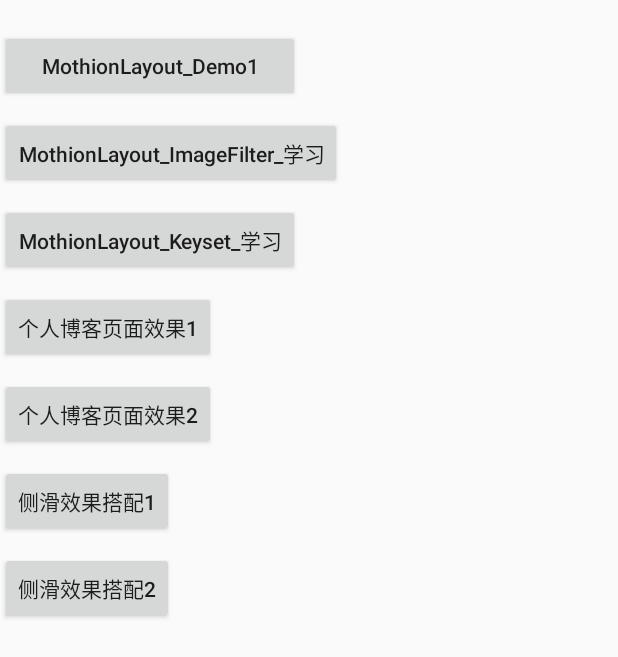
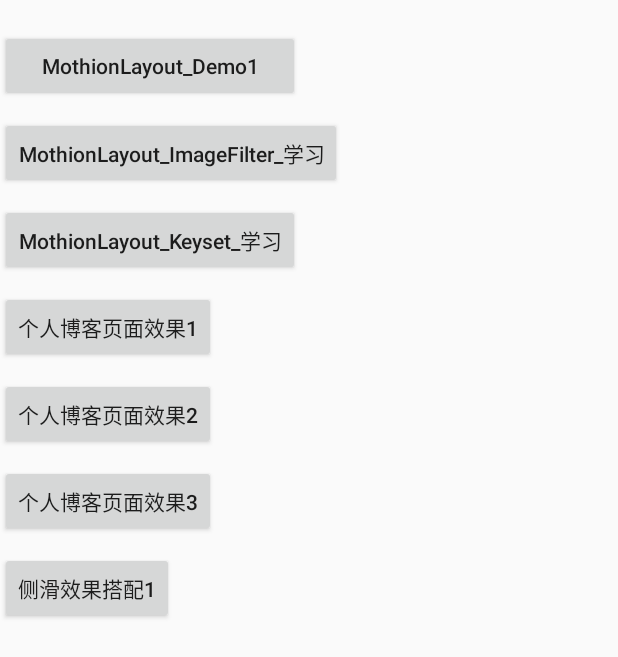
Before and after one commit to wukuiqing49/Material, an Android app: the screen it shows after launch (MainActivity), on a phone screen of 412 x 824 dp. Shown: the top 657 px of the screen. Run offline under Robolectric (Android 15) with nearby library versions, the phone set to English and light mode, and no system bars.

Commit message:
侧滑效果

```diff
--- a/app/src/main/java/com/wu/material/SidePanelActivity.kt
+++ b/app/src/main/java/com/wu/material/SidePanelActivity.kt
@@ -11,7 +11,7 @@ import com.google.android.material.appbar.AppBarLayout
  *
  * @date 2022年01月24日 13:56
  *
- *@des  侧滑效果
+ *@des  侧滑效果(未处理 仅仅能展示顶部动画效果)
  *
  */
 
--- a/app/src/main/res/layout/activity_main.xml
+++ b/app/src/main/res/layout/activity_main.xml
@@ -39,6 +39,12 @@
         android:layout_width="wrap_content"
         android:layout_height="wrap_content"
         android:text="个人博客页面效果2" />
+    <Button
+        android:id="@+id/bt_coor4"
+        android:layout_marginTop="10dp"
+        android:layout_width="wrap_content"
+        android:layout_height="wrap_content"
+        android:text="个人博客页面效果3" />
 
     <Button
         android:id="@+id/bt_coor3"
@@ -46,11 +52,6 @@
         android:layout_width="wrap_content"
         android:layout_height="wrap_content"
         android:text="侧滑效果搭配1" />
-    <Button
-        android:id="@+id/bt_coor4"
-        android:layout_marginTop="10dp"
-        android:layout_width="wrap_content"
-        android:layout_height="wrap_content"
-        android:text="侧滑效果搭配2" />
+
 
 </LinearLayout>
```
